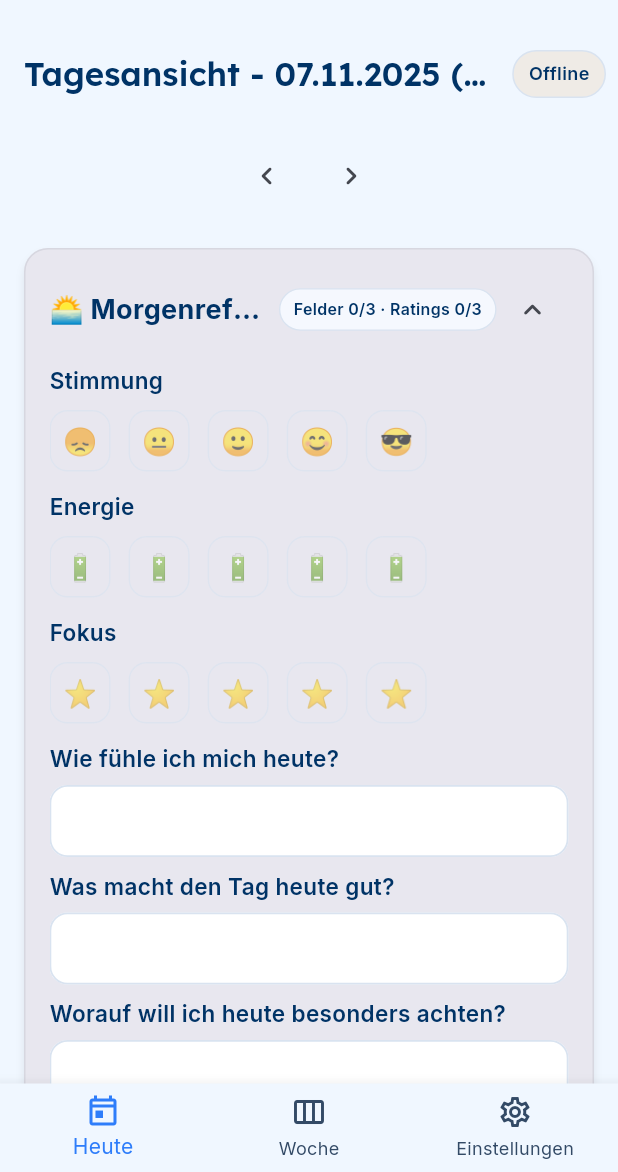
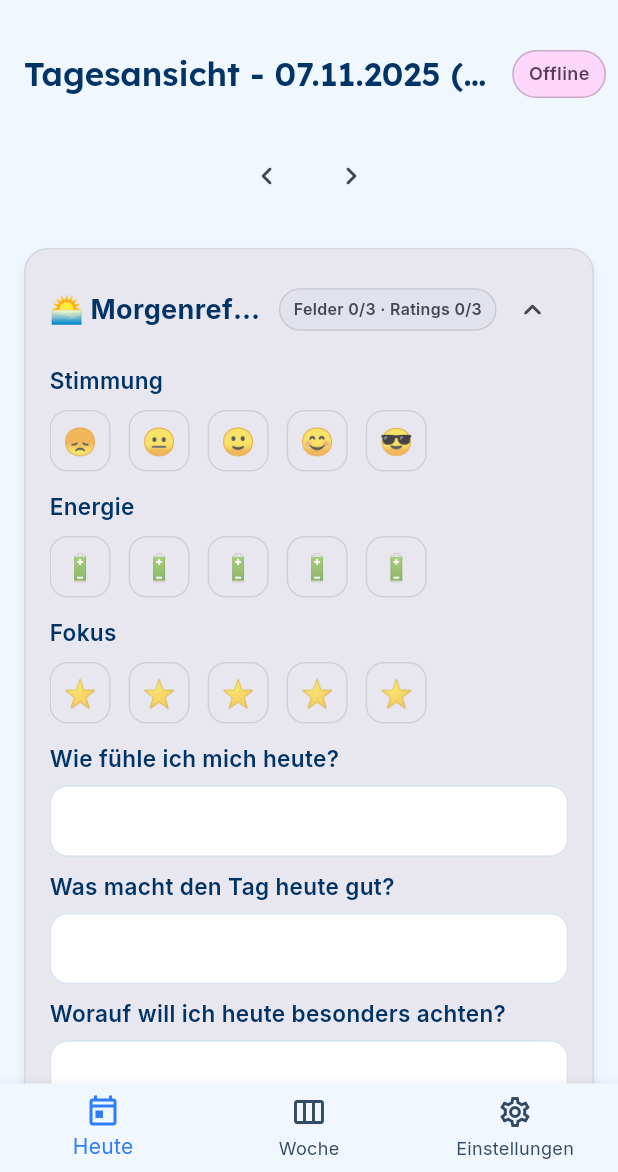
Before and after one commit to AlexBuchnerTeacher/reflecto, a Flutter app: the screen it shows once a user with an empty profile is signed in, on a phone screen of 412 x 824 dp, the part 64-1236 px from its top. Run offline on Flutter 3.47's test engine with Material 3 defaults, Android fonts, the phone set to English and light mode, and no system bars; our stand-ins replace cloud_firestore, firebase_auth, firebase_core, flutter_riverpod, google_fonts, package_info_plus and 1 more; accounts and stored records are empty; statements that could not run were skipped.

Commit message:
fix(ratings): clean up newline escapes in emoji bar styling

```diff
--- a/lib/screens/day_screen.dart
+++ b/lib/screens/day_screen.dart
@@ -268,31 +268,42 @@ class _DayScreenState extends ConsumerState<DayScreen> {
   }
 
   Widget _statusChip({required bool pending, required bool fromCache}) {
-    String text;
-    Color color;
+    final cs = Theme.of(context).colorScheme;
+    late String text;
+    late Color bg;
+    late Color fg;
+    late Color border;
+
     if (pending) {
       text = 'Synchronisiere\u2026';
-      color = const Color(0xFF2E7DFA).withValues(alpha: 0.10);
+      bg = cs.primaryContainer;
+      fg = cs.onPrimaryContainer;
+      border = cs.primary;
     } else if (fromCache) {
       text = 'Offline';
-      color = const Color(0xFFE57A00).withValues(alpha: 0.10);
+      bg = cs.tertiaryContainer;
+      fg = cs.onTertiaryContainer;
+      border = cs.tertiary;
     } else {
       text = '\u2713 Gespeichert';
-      color = const Color(0xFF4CAF50).withValues(alpha: 0.10);
+      bg = cs.secondaryContainer;
+      fg = cs.onSecondaryContainer;
+      border = cs.secondary;
     }
     return Container(
       padding: const EdgeInsets.symmetric(horizontal: 10, vertical: 6),
       decoration: BoxDecoration(
-        color: color,
+        color: bg,
         borderRadius: BorderRadius.circular(20),
-        border: Border.all(color: const Color(0xFFD9E3F0)),
+        border: Border.all(color: border.withValues(alpha: 0.35), width: 1),
       ),
       child: Text(
         text,
-        style: const TextStyle(
+        style: TextStyle(
+          color: fg,
           fontSize: 12,
           fontWeight: FontWeight.w600,
-          fontFamilyFallback: [
+          fontFamilyFallback: const [
             'Segoe UI Emoji',
             'Apple Color Emoji',
             'Noto Color Emoji',
@@ -303,19 +314,21 @@ class _DayScreenState extends ConsumerState<DayScreen> {
   }
 
   Widget _progressChip(String text) {
+    final cs = Theme.of(context).colorScheme;
     return Container(
       padding: const EdgeInsets.symmetric(horizontal: 10, vertical: 6),
       decoration: BoxDecoration(
-        color: const Color(0xFFF5F8FE),
+        color: cs.surfaceVariant,
         borderRadius: BorderRadius.circular(20),
-        border: Border.all(color: const Color(0xFFD9E3F0)),
+        border: Border.all(color: cs.outlineVariant, width: 1),
       ),
       child: Text(
         text,
-        style: const TextStyle(
+        style: TextStyle(
+          color: cs.onSurfaceVariant,
           fontSize: 12,
           fontWeight: FontWeight.w600,
-          fontFamilyFallback: [
+          fontFamilyFallback: const [
             'Segoe UI Emoji',
             'Apple Color Emoji',
             'Noto Color Emoji',
@@ -1434,8 +1447,11 @@ class _DayScreenState extends ConsumerState<DayScreen> {
     required int? value,
     required ValueChanged<int> onSelect,
   }) {
-    const active = Color(0xFF2E7DFA);
-    const inactive = Color(0xFFD9E3F0);
+    final cs = Theme.of(context).colorScheme;
+    final activeBorder = cs.primary;
+    final inactiveBorder = cs.outlineVariant;
+    final activeBg = cs.primaryContainer;
+
     return Column(
       crossAxisAlignment: CrossAxisAlignment.start,
       children: [
@@ -1451,25 +1467,26 @@ class _DayScreenState extends ConsumerState<DayScreen> {
                 child: AnimatedOpacity(
                   duration: const Duration(milliseconds: 200),
                   curve: Curves.easeInOut,
-                  opacity: (value ?? 0) >= i ? 1.0 : 0.6,
+                  opacity: (value ?? 0) >= i ? 1.0 : 0.7,
                   child: Container(
                     padding: const EdgeInsets.symmetric(
                       horizontal: 8,
                       vertical: 6,
                     ),
                     decoration: BoxDecoration(
-                      color: (value ?? 0) >= i
-                          ? active.withValues(alpha: 0.12)
-                          : Colors.transparent,
+                      color: (value ?? 0) >= i ? activeBg : Colors.transparent,
                       borderRadius: BorderRadius.circular(12),
                       border: Border.all(
-                        color: (value ?? 0) >= i ? active : inactive,
+                        color: (value ?? 0) >= i
+                            ? activeBorder
+                            : inactiveBorder,
                       ),
                     ),
                     child: Text(
                       emojis[i - 1],
-                      style: const TextStyle(
+                      style: TextStyle(
                         fontSize: 18,
+                        color: (value ?? 0) >= i ? cs.onPrimaryContainer : null,
                         fontFamilyFallback: [
                           'Segoe UI Emoji',
                           'Apple Color Emoji',
```
